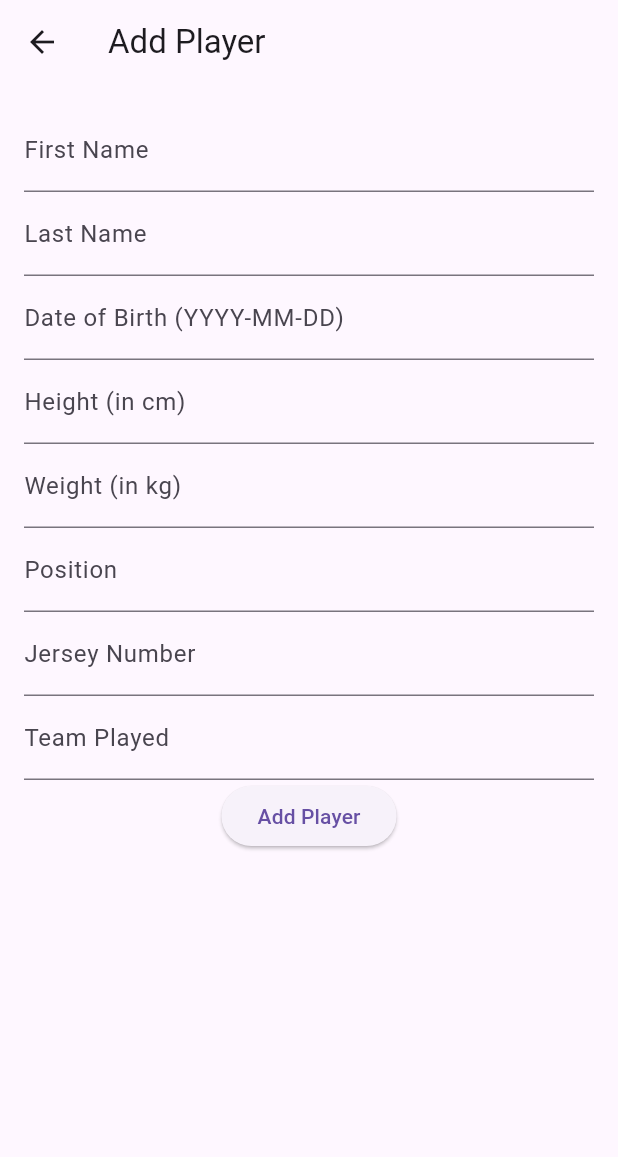
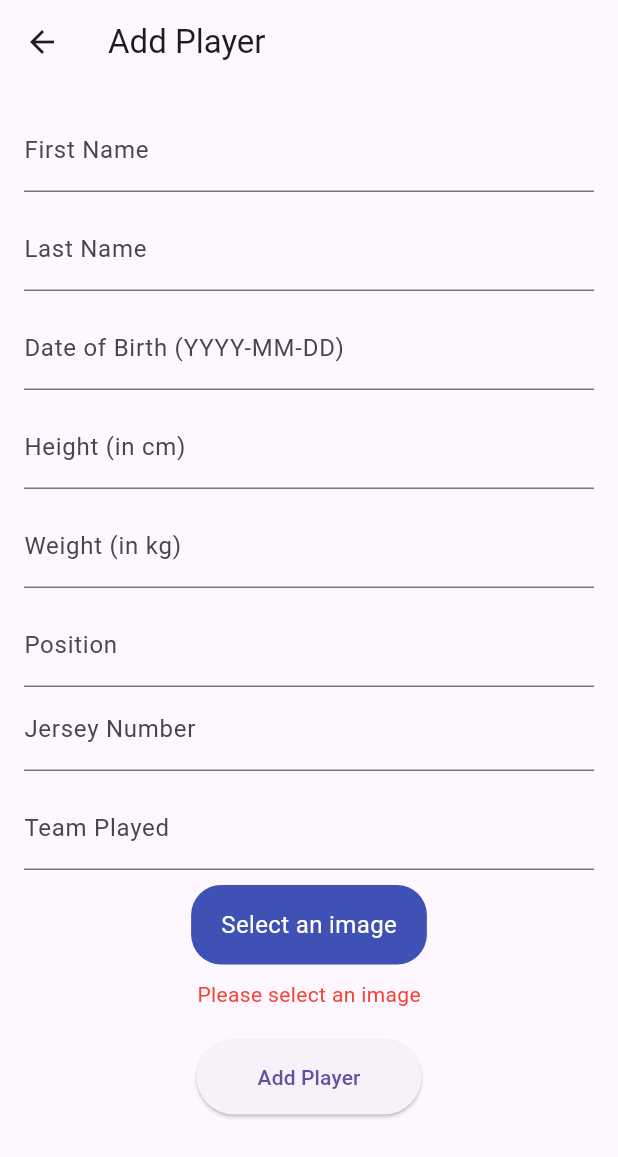
Before and after one commit to kamoteng-kahoy/midterm_exam, a Flutter app: the screen it shows after launch, after a tap on the "add" icon, on a phone screen of 412 x 824 dp. Shown: the top 1157 px of the screen. Run offline on Flutter 3.47's test engine with Material 3 defaults, Android fonts, the phone set to English and light mode, and no system bars; our stand-ins replace file_picker; network calls fail.

Commit message:
Refactor add player screen and implement image selection

```diff
--- a/lib/screens/add_player_screen.dart
+++ b/lib/screens/add_player_screen.dart
@@ -1,4 +1,7 @@
 // lib/screens/add_player_screen.dart
+import 'dart:convert';
+import 'dart:io';
+import 'package:file_picker/file_picker.dart';
 import 'package:flutter/material.dart';
 import '../services/player_service.dart';
 
@@ -21,9 +24,16 @@ class _AddPlayerScreenState extends State<AddPlayerScreen> {
   late String position;
   late String jerseyNumber;
   late String teamPlayed;
+  String? imagePath;
 
   void _submit() async {
     if (_formKey.currentState!.validate()) {
+      String? base64Image;
+      if (imagePath != null) {
+        final bytes = File(imagePath!).readAsBytesSync();
+        base64Image = base64Encode(bytes);
+      }
+
       await playerService.addPlayer(
         firstName,
         lastName,
@@ -32,7 +42,7 @@ class _AddPlayerScreenState extends State<AddPlayerScreen> {
         weight,
         position,
         jerseyNumber,
-        '', // Add base64 player image if needed
+        base64Image ?? '', // Pass the base64 image string
         teamPlayed,
       );
       Navigator.pop(context); // Return to the previous screen
@@ -43,7 +53,8 @@ class _AddPlayerScreenState extends State<AddPlayerScreen> {
   Widget build(BuildContext context) {
     return Scaffold(
       appBar: AppBar(title: const Text('Add Player')),
-      body: Padding(
+      body: SingleChildScrollView(
+        child: Padding(
           padding: const EdgeInsets.all(16.0),
           child: Form(
             key: _formKey,
@@ -54,28 +65,33 @@ class _AddPlayerScreenState extends State<AddPlayerScreen> {
                   validator: (value) => value!.isEmpty ? 'Enter first name' : null,
                   onChanged: (value) => firstName = value,
                 ),
+                const SizedBox(height: 10),
                 TextFormField(
                   decoration: const InputDecoration(labelText: 'Last Name'),
                   validator: (value) => value!.isEmpty ? 'Enter last name' : null,
                   onChanged: (value) => lastName = value,
                 ),
+                const SizedBox(height: 10),
                 TextFormField(
                   decoration: const InputDecoration(labelText: 'Date of Birth (YYYY-MM-DD)'),
                   validator: (value) => value!.isEmpty ? 'Enter date of birth' : null,
                   onChanged: (value) => dateOfBirth = value,
                 ),
+                const SizedBox(height: 10),
                 TextFormField(
                   decoration: const InputDecoration(labelText: 'Height (in cm)'),
                   keyboardType: TextInputType.number,
                   validator: (value) => value!.isEmpty ? 'Enter height' : null,
                   onChanged: (value) => height = int.parse(value),
                 ),
+                const SizedBox(height: 10),
                 TextFormField(
                   decoration: const InputDecoration(labelText: 'Weight (in kg)'),
                   keyboardType: TextInputType.number,
                   validator: (value) => value!.isEmpty ? 'Enter weight' : null,
                   onChanged: (value) => weight = int.parse(value),
                 ),
+                const SizedBox(height: 10),
                 TextFormField(
                   decoration: const InputDecoration(labelText: 'Position'),
                   validator: (value) => value!.isEmpty ? 'Enter position' : null,
@@ -86,16 +102,57 @@ class _AddPlayerScreenState extends State<AddPlayerScreen> {
                   validator: (value) => value!.isEmpty ? 'Enter jersey number' : null,
                   onChanged: (value) => jerseyNumber = value,
                 ),
+                const SizedBox(height: 10),
                 TextFormField(
                   decoration: const InputDecoration(labelText: 'Team Played'),
                   validator: (value) => value!.isEmpty ? 'Enter team played' : null,
                   onChanged: (value) => teamPlayed = value,
                 ),
-              ElevatedButton(
+                const SizedBox(height: 10),
+                GestureDetector(
+                  onTap: () async {
+                    FilePickerResult? result = await FilePicker.platform.pickFiles(
+                      type: FileType.image,
+                    );
+                    if (result != null) {
+                      setState(() {
+                        imagePath = result.files.single.path;
+                      });
+                    }
+                  },
+                  child: Container(
+                    padding: EdgeInsets.symmetric(vertical: 15, horizontal: 20),
+                    decoration: BoxDecoration(
+                      color: Colors.indigo,
+                      borderRadius: BorderRadius.circular(20),
+                    ),
+                    child: Text(
+                      imagePath != null ? imagePath!.split('/').last : 'Select an image',
+                      style: TextStyle(
+                        color: Colors.white,
+                        fontSize: 16,
+                      ),
+                    ),
+                  ),
+                ),
+                SizedBox(height: 10), // Add some spacing
+                if (imagePath == null)
+                  Text(
+                    'Please select an image',
+                    style: TextStyle(color: Colors.red),
+                  ),
+                const SizedBox(height: 20),
+                SizedBox(
+                  width: 150,
+                  height: 50,
+                  child: ElevatedButton(
                     onPressed: _submit,
                     child: const Text('Add Player'),
                   ),
+                ),
+                const SizedBox(height: 20)
               ],
+            ),
           ),
         ),
       ),
--- a/lib/screens/home_screen.dart
+++ b/lib/screens/home_screen.dart
@@ -31,9 +31,12 @@ class _HomeScreenState extends State<HomeScreen> {
   }
 
   Future<void> deletePlayer(int playerID) async {
-    // Implement the delete functionality here
-    // After deleting, refresh the player list
-    await fetchPlayers();
+    try {
+      await playerService.deletePlayer(playerID);
+      await fetchPlayers();
+    } catch (e) {
+      print('Failed to delete player: $e');
+    }
   }
 
   @override
@@ -41,6 +44,17 @@ class _HomeScreenState extends State<HomeScreen> {
     return Scaffold(
       appBar: AppBar(
         title: const Text('NBA Players'),
+        actions: [
+          IconButton(
+            icon: const Icon(Icons.add),
+            onPressed: () {
+              Navigator.push(
+                context,
+                MaterialPageRoute(builder: (context) => AddPlayerScreen()),
+              ).then((_) => fetchPlayers()); // Refresh list after adding a new player
+            },
+          ),
+        ],
       ),
       body: FutureBuilder<List<Player>>(
         future: players,
@@ -82,15 +96,6 @@ class _HomeScreenState extends State<HomeScreen> {
           }
         },
       ),
-      floatingActionButton: FloatingActionButton(
-        onPressed: () {
-          Navigator.push(
-            context,
-            MaterialPageRoute(builder: (context) => AddPlayerScreen()),
-          ).then((_) => fetchPlayers()); // Refresh list after adding a new player
-        },
-        child: const Icon(Icons.add),
-      ),
     );
   }
 }
--- a/lib/services/player_service.dart
+++ b/lib/services/player_service.dart
@@ -75,7 +75,10 @@ class PlayerService {
     final response = await http.delete(Uri.parse('$baseUrl/$playerId'));
 
     if (response.statusCode != 200) {
+      print('Failed to delete player: ${response.statusCode} ${response.body}');
       throw Exception('Failed to delete player');
+    } else {
+      print('Player deleted successfully: ${response.body}');
     }
   }
 }
```
Lines whose indentation alone changed are shown as unchanged.
